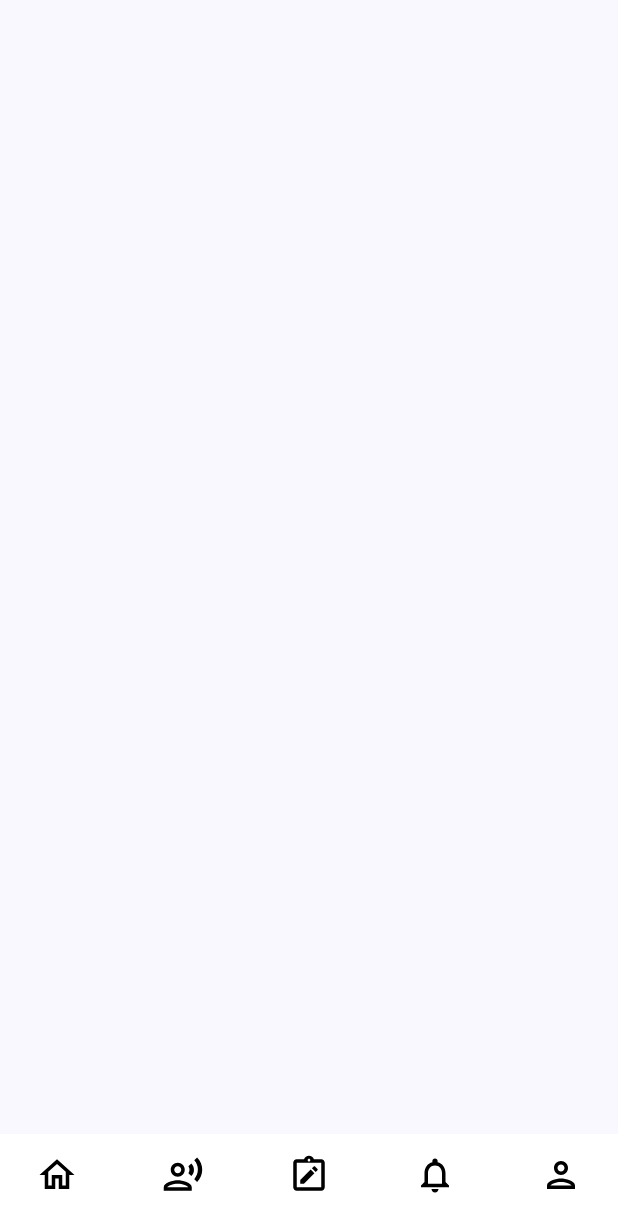
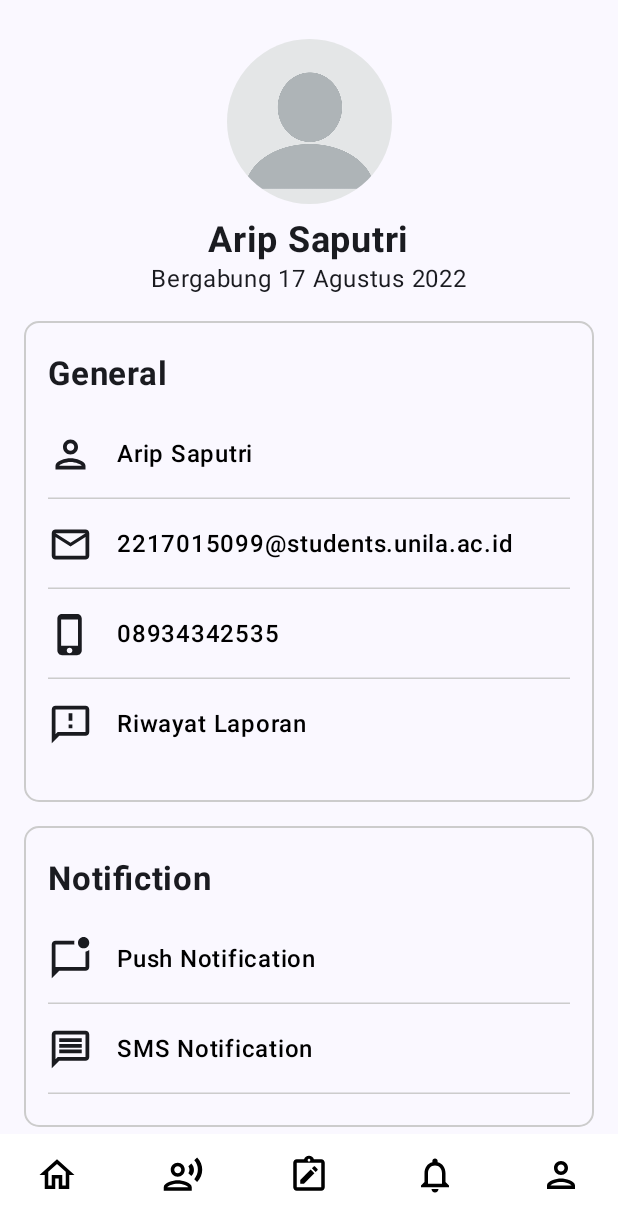
Before and after one commit to FuadHmdn/U-Voice, an Android app built with Jetpack Compose: the ProfileScreen screen opened through its navigation route, on a phone screen of 412 x 824 dp. Before the commit the part shown is almost empty. Shown: the top 1232 px of the screen. Run offline under Robolectric (Android 15) with nearby library versions, the phone set to English and light mode, and no system bars.

Commit message:
add: Profile

```diff
--- a/app/src/main/java/com/tam/uvo/profile/presentation/ProfileScreen.kt
+++ b/app/src/main/java/com/tam/uvo/profile/presentation/ProfileScreen.kt
@@ -1,8 +1,39 @@
 package com.tam.uvo.profile.presentation
 
+import androidx.compose.foundation.gestures.scrollable
+import androidx.compose.foundation.layout.Column
+import androidx.compose.foundation.layout.Spacer
+import androidx.compose.foundation.layout.fillMaxWidth
+import androidx.compose.foundation.layout.height
+import androidx.compose.foundation.rememberScrollState
+import androidx.compose.foundation.verticalScroll
 import androidx.compose.runtime.Composable
+import androidx.compose.ui.Modifier
+import androidx.compose.ui.tooling.preview.Preview
+import androidx.compose.ui.unit.dp
+import com.tam.uvo.profile.presentation.component.General
+import com.tam.uvo.profile.presentation.component.Notification
+import com.tam.uvo.profile.presentation.component.ProfileData
+import com.tam.uvo.profile.presentation.component.SignOut
 
+
+@Preview(showSystemUi = true, showBackground = true)
 @Composable
 fun ProfileScreen(){
-
+    val scrollState = rememberScrollState()
+    Column(
+        modifier = Modifier
+            .fillMaxWidth()
+            .verticalScroll(scrollState),
+    ) {
+        Spacer(modifier = Modifier.height(26.dp))
+        ProfileData()
+        Spacer(modifier = Modifier.height(16.dp))
+        General()
+        Spacer(modifier = Modifier.height(16.dp))
+        Notification()
+        Spacer(modifier = Modifier.height(16.dp))
+        SignOut()
+        Spacer(modifier = Modifier.height(16.dp))
+    }
 }
--- /dev/null
+++ b/app/src/main/java/com/tam/uvo/profile/presentation/component/General.kt
@@ -0,0 +1,193 @@
+package com.tam.uvo.profile.presentation.component
+
+import androidx.compose.foundation.BorderStroke
+import androidx.compose.foundation.border
+import androidx.compose.foundation.layout.Box
+import androidx.compose.foundation.layout.Column
+import androidx.compose.foundation.layout.Row
+import androidx.compose.foundation.layout.Spacer
+import androidx.compose.foundation.layout.fillMaxWidth
+import androidx.compose.foundation.layout.height
+import androidx.compose.foundation.layout.padding
+import androidx.compose.foundation.layout.size
+import androidx.compose.foundation.layout.width
+import androidx.compose.foundation.shape.RoundedCornerShape
+import androidx.compose.material.icons.Icons
+import androidx.compose.material.icons.outlined.Email
+import androidx.compose.material.icons.outlined.Feedback
+import androidx.compose.material.icons.outlined.Person
+import androidx.compose.material.icons.outlined.PhoneIphone
+import androidx.compose.material3.Button
+import androidx.compose.material3.ButtonDefaults
+import androidx.compose.material3.Icon
+import androidx.compose.material3.Scaffold
+import androidx.compose.material3.Surface
+import androidx.compose.material3.Text
+import androidx.compose.runtime.Composable
+import androidx.compose.ui.Alignment
+import androidx.compose.ui.Modifier
+import androidx.compose.ui.draw.clip
+import androidx.compose.ui.draw.drawBehind
+import androidx.compose.ui.geometry.Offset
+import androidx.compose.ui.graphics.Color
+import androidx.compose.ui.graphics.RectangleShape
+import androidx.compose.ui.text.font.FontWeight
+import androidx.compose.ui.tooling.preview.Preview
+import androidx.compose.ui.unit.dp
+import androidx.compose.ui.unit.sp
+
+@Preview(showBackground = true, showSystemUi = true)
+@Composable
+fun General(){
+    Surface(
+        modifier = Modifier
+            .padding(start = 16.dp, end = 16.dp),
+        shape = RoundedCornerShape(10.dp),
+        border = BorderStroke(1.dp, Color.LightGray)
+    ) {
+        Box(
+            modifier = Modifier
+                .padding(top = 22.dp, bottom = 22.dp)
+                .fillMaxWidth(),
+        ) {
+            Column(
+                modifier = Modifier
+                    .padding(start = 16.dp,  end = 16.dp)
+                    .fillMaxWidth()
+            ) {
+                Text(
+                    text = "General",
+                    fontWeight = FontWeight.Bold,
+                    fontSize = 22.sp
+                )
+
+                Spacer(modifier = Modifier.height(10.dp))
+
+                Row(
+                    modifier = Modifier
+                        .fillMaxWidth()
+                        .height(60.dp)
+                        .drawBehind {
+
+                            val strokeWidth = 1.dp.toPx()
+                            val y = size.height - strokeWidth / 2
+
+                            drawLine(
+                                Color.LightGray,
+                                start = Offset(0f, y),
+                                end = Offset(size.width, y),
+                                strokeWidth
+                            )
+                        },
+                    verticalAlignment = Alignment.CenterVertically
+                ) {
+                    Icon(
+                        imageVector = Icons.Outlined.Person,
+                        contentDescription = null,
+                        Modifier.size(30.dp)
+
+                    )
+
+                    Spacer(modifier = Modifier.width(16.dp))
+
+                    Text(
+                        text = "Arip Saputri",
+                        color = Color.Black,
+                        fontSize = 16.sp,
+                        fontWeight = FontWeight.SemiBold
+                    )
+                }
+                Row(
+                    modifier = Modifier
+                        .fillMaxWidth()
+                        .height(60.dp)
+                        .drawBehind {
+
+                            val strokeWidth = 1.dp.toPx()
+                            val y = size.height - strokeWidth / 2
+
+                            drawLine(
+                                Color.LightGray,
+                                start = Offset(0f, y),
+                                end = Offset(size.width, y),
+                                strokeWidth
+                            )
+                        },
+                    verticalAlignment = Alignment.CenterVertically
+                ) {
+                    Icon(
+                        imageVector = Icons.Outlined.Email,
+                        contentDescription = null,
+                        Modifier.size(30.dp)
+
+                    )
+
+                    Spacer(modifier = Modifier.width(16.dp))
+
+                    Text(
+                        text = "2217015099@students.unila.ac.id",
+                        color = Color.Black,
+                        fontSize = 16.sp,
+                        fontWeight = FontWeight.SemiBold
+                    )
+                }
+                Row(
+                    modifier = Modifier
+                        .fillMaxWidth()
+                        .height(60.dp)
+                        .drawBehind {
+
+                            val strokeWidth = 1.dp.toPx()
+                            val y = size.height - strokeWidth / 2
+
+                            drawLine(
+                                Color.LightGray,
+                                start = Offset(0f, y),
+                                end = Offset(size.width, y),
+                                strokeWidth
+                            )
+                        },
+                    verticalAlignment = Alignment.CenterVertically
+                ) {
+                    Icon(
+                        imageVector = Icons.Outlined.PhoneIphone,
+                        contentDescription = null,
+                        Modifier.size(30.dp)
+
+                    )
+
+                    Spacer(modifier = Modifier.width(16.dp))
+
+                    Text(
+                        text = "08934342535",
+                        color = Color.Black,
+                        fontSize = 16.sp,
+                        fontWeight = FontWeight.SemiBold
+                    )
+                }
+                Row(
+                    modifier = Modifier
+                        .fillMaxWidth()
+                        .height(60.dp),
+                    verticalAlignment = Alignment.CenterVertically
+                ) {
+                    Icon(
+                        imageVector = Icons.Outlined.Feedback,
+                        contentDescription = null,
+                        Modifier.size(30.dp)
+
+                    )
+
+                    Spacer(modifier = Modifier.width(16.dp))
+
+                    Text(
+                        text = "Riwayat Laporan",
+                        color = Color.Black,
+                        fontSize = 16.sp,
+                        fontWeight = FontWeight.SemiBold
+                    )
+                }
+            }
+        }
+    }
+}
--- /dev/null
+++ b/app/src/main/java/com/tam/uvo/profile/presentation/component/Notification.kt
@@ -0,0 +1,139 @@
+package com.tam.uvo.profile.presentation.component
+
+import androidx.compose.foundation.BorderStroke
+import androidx.compose.foundation.border
+import androidx.compose.foundation.layout.Box
+import androidx.compose.foundation.layout.Column
+import androidx.compose.foundation.layout.Row
+import androidx.compose.foundation.layout.Spacer
+import androidx.compose.foundation.layout.fillMaxWidth
+import androidx.compose.foundation.layout.height
+import androidx.compose.foundation.layout.padding
+import androidx.compose.foundation.layout.size
+import androidx.compose.foundation.layout.width
+import androidx.compose.foundation.shape.RoundedCornerShape
+import androidx.compose.material.icons.Icons
+import androidx.compose.material.icons.outlined.Email
+import androidx.compose.material.icons.outlined.Feedback
+import androidx.compose.material.icons.outlined.MarkChatUnread
+import androidx.compose.material.icons.outlined.Message
+import androidx.compose.material.icons.outlined.Person
+import androidx.compose.material.icons.outlined.PhoneIphone
+import androidx.compose.material3.Button
+import androidx.compose.material3.ButtonDefaults
+import androidx.compose.material3.Icon
+import androidx.compose.material3.Scaffold
+import androidx.compose.material3.Surface
+import androidx.compose.material3.Text
+import androidx.compose.runtime.Composable
+import androidx.compose.ui.Alignment
+import androidx.compose.ui.Modifier
+import androidx.compose.ui.draw.clip
+import androidx.compose.ui.draw.drawBehind
+import androidx.compose.ui.geometry.Offset
+import androidx.compose.ui.graphics.Color
+import androidx.compose.ui.graphics.RectangleShape
+import androidx.compose.ui.text.font.FontWeight
+import androidx.compose.ui.tooling.preview.Preview
+import androidx.compose.ui.unit.dp
+import androidx.compose.ui.unit.sp
+
+@Preview(showBackground = true, showSystemUi = true)
+@Composable
+fun Notification(){
+    Surface(
+        modifier = Modifier
+            .padding(start = 16.dp, end = 16.dp),
+        shape = RoundedCornerShape(10.dp),
+        border = BorderStroke(1.dp, Color.LightGray)
+    ) {
+        Box(
+            modifier = Modifier
+                .padding(top = 22.dp, bottom = 22.dp)
+                .fillMaxWidth(),
+        ) {
+            Column(
+                modifier = Modifier
+                    .padding(start = 16.dp,  end = 16.dp)
+                    .fillMaxWidth()
+            ) {
+                Text(
+                    text = "Notifiction",
+                    fontWeight = FontWeight.Bold,
+                    fontSize = 22.sp
+                )
+
+                Spacer(modifier = Modifier.height(10.dp))
+
+                Row(
+                    modifier = Modifier
+                        .fillMaxWidth()
+                        .height(60.dp)
+                        .drawBehind {
+
+                            val strokeWidth = 1.dp.toPx()
+                            val y = size.height - strokeWidth / 2
+
+                            drawLine(
+                                Color.LightGray,
+                                start = Offset(0f, y),
+                                end = Offset(size.width, y),
+                                strokeWidth
+                            )
+                        },
+                    verticalAlignment = Alignment.CenterVertically
+                ) {
+                    Icon(
+                        imageVector = Icons.Outlined.MarkChatUnread,
+                        contentDescription = null,
+                        Modifier.size(30.dp)
+
+                    )
+
+                    Spacer(modifier = Modifier.width(16.dp))
+
+                    Text(
+                        text = "Push Notification",
+                        color = Color.Black,
+                        fontSize = 16.sp,
+                        fontWeight = FontWeight.SemiBold
+                    )
+                }
+                Row(
+                    modifier = Modifier
+                        .fillMaxWidth()
+                        .height(60.dp)
+                        .drawBehind {
+
+                            val strokeWidth = 1.dp.toPx()
+                            val y = size.height - strokeWidth / 2
+
+                            drawLine(
+                                Color.LightGray,
+                                start = Offset(0f, y),
+                                end = Offset(size.width, y),
+                                strokeWidth
+                            )
+                        },
+                    verticalAlignment = Alignment.CenterVertically
+                ) {
+                    Icon(
+                        imageVector = Icons.Outlined.Message,
+                        contentDescription = null,
+                        Modifier.size(30.dp)
+
+                    )
+
+                    Spacer(modifier = Modifier.width(16.dp))
+
+                    Text(
+                        text = "SMS Notification",
+                        color = Color.Black,
+                        fontSize = 16.sp,
+                        fontWeight = FontWeight.SemiBold
+                    )
+                }
+            }
+        }
+    }
+}
--- /dev/null
+++ b/app/src/main/java/com/tam/uvo/profile/presentation/component/ProfileData.kt
@@ -0,0 +1,49 @@
+package com.tam.uvo.profile.presentation.component
+
+import androidx.compose.foundation.Image
+import androidx.compose.foundation.layout.Column
+import androidx.compose.foundation.layout.Spacer
+import androidx.compose.foundation.layout.fillMaxWidth
+import androidx.compose.foundation.layout.height
+import androidx.compose.foundation.layout.heightIn
+import androidx.compose.foundation.layout.size
+import androidx.compose.foundation.shape.CircleShape
+import androidx.compose.material3.Text
+import androidx.compose.runtime.Composable
+import androidx.compose.ui.Alignment
+import androidx.compose.ui.Modifier
+import androidx.compose.ui.draw.clip
+import androidx.compose.ui.res.painterResource
+import androidx.compose.ui.text.font.FontWeight
+import androidx.compose.ui.tooling.preview.Preview
+import androidx.compose.ui.unit.dp
+import androidx.compose.ui.unit.sp
+import com.tam.uvo.R
+
+@Preview(showBackground = true, showSystemUi = true)
+@Composable
+fun ProfileData(){
+    Column(
+        modifier = Modifier
+            .fillMaxWidth(),
+        horizontalAlignment = Alignment.CenterHorizontally,
+    ) {
+        Image(
+            modifier = Modifier
+                .size(110.dp)
+                .clip(CircleShape),
+            painter = painterResource(id = R.drawable.profile),
+            contentDescription = null
+        )
+        Spacer(modifier = Modifier.height(10.dp))
+        Text(
+            text = "Arip Saputri",
+            fontSize = 24.sp,
+            fontWeight = FontWeight.Bold
+        )
+        Text(
+            text = "Bergabung 17 Agustus 2022",
+            fontSize = 16.sp
+        )
+    }
+}
--- /dev/null
+++ b/app/src/main/java/com/tam/uvo/profile/presentation/component/SignOut.kt
@@ -0,0 +1,46 @@
+package com.tam.uvo.profile.presentation.component
+
+import androidx.compose.foundation.layout.Box
+import androidx.compose.foundation.layout.fillMaxWidth
+import androidx.compose.foundation.layout.height
+import androidx.compose.foundation.layout.padding
+import androidx.compose.foundation.layout.width
+import androidx.compose.material3.Button
+import androidx.compose.material3.ButtonColors
+import androidx.compose.material3.ButtonDefaults
+import androidx.compose.material3.Text
+import androidx.compose.runtime.Composable
+import androidx.compose.ui.Alignment
+import androidx.compose.ui.Modifier
+import androidx.compose.ui.graphics.Color
+import androidx.compose.ui.text.font.FontWeight
+import androidx.compose.ui.tooling.preview.Preview
+import androidx.compose.ui.unit.dp
+import androidx.compose.ui.unit.sp
+import com.tam.uvo.ui.theme.DarkGrey
+import com.tam.uvo.ui.theme.Grey
+import com.tam.uvo.ui.theme.UNILA
+
+@Preview(showBackground = true, showSystemUi = true)
+@Composable
+fun SignOut(){
+    Box(
+        modifier = Modifier.padding(start = 16.dp, end = 16.dp).fillMaxWidth(),
+        contentAlignment = Alignment.Center
+    ){
+        Button(
+            modifier = Modifier
+                .height(50.dp)
+                .fillMaxWidth(),
+            colors = ButtonDefaults.buttonColors(DarkGrey),
+            onClick = { /*TODO*/ },
+        ) {
+            Text(
+                text = "Sign Out",
+                fontWeight = FontWeight.Bold,
+                color = UNILA,
+                fontSize = 18.sp
+            )
+        }
+    }
+}
--- a/app/src/main/java/com/tam/uvo/ui/theme/Color.kt
+++ b/app/src/main/java/com/tam/uvo/ui/theme/Color.kt
@@ -13,3 +13,4 @@ val Pink40 = Color(0xFF7D5260)
 val UNILA = Color(0xFF008B4A)
 val MySpaceColor = Color(0xFF3C4B41)
 val Grey = Color(0xFFF0F0F0)
+val DarkGrey = Color(0xFFE6E6E6)
```
